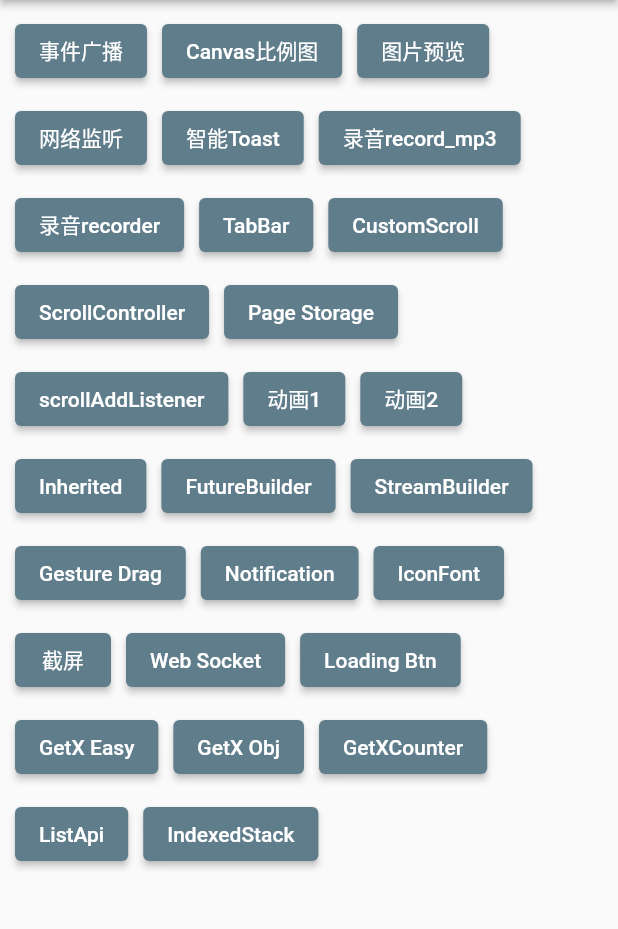
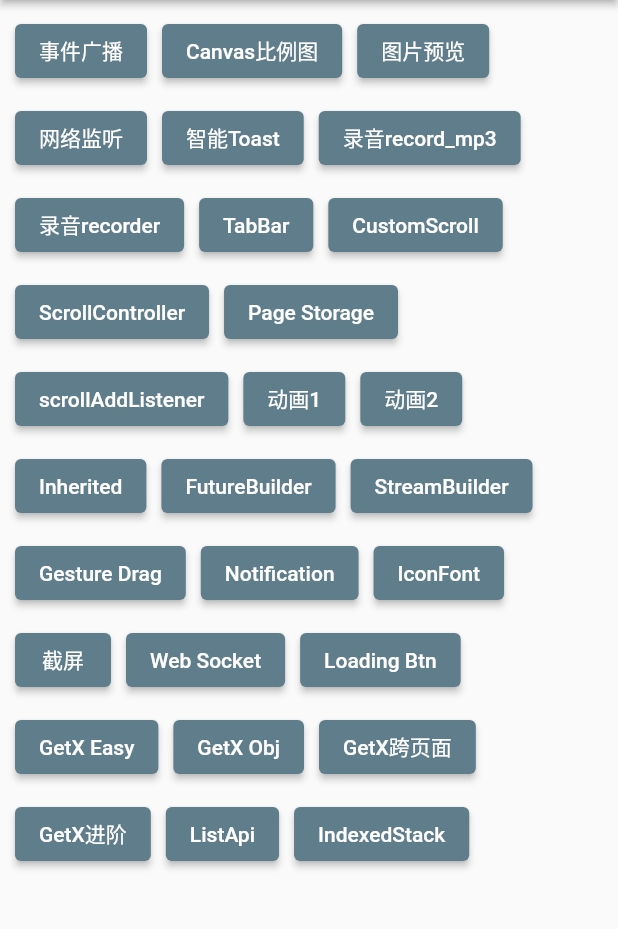
Before and after one commit to NingFQ/flutter_app, a Flutter app: the DemoPage screen opened directly, on a phone screen of 412 x 824 dp, the part 84-1013 px from its top. Run offline on Flutter 3.47's test engine with Material 2 defaults, Android fonts, the phone set to English and light mode, and no system bars; drawn by our look-alikes of flutter_smart_dialog; our stand-ins replace audioplayers, connectivity, convex_bottom_bar, event_bus, extended_image, flutter_screenutil and 3 more; missing offline and left inert: connectivity_for_web.

Commit message:
getX进阶 state logic view

```diff
--- a/lib/page/demo/demo_page.dart
+++ b/lib/page/demo/demo_page.dart
@@ -150,7 +150,11 @@ class _DemoPageState extends State<DemoPage> {
                     ),
                     ElevatedButton(
                       onPressed: () => routePush('pageOnePage'),
-                      child: Text('GetXCounter'),
+                      child: Text('GetX跨页面'),
+                    ),
+                    ElevatedButton(
+                      onPressed: () => routePush('counterProPage'),
+                      child: Text('GetX进阶'),
                     ),
                     ElevatedButton(
                       onPressed: () => routePush('listApi'),
--- a/lib/page/demo/getX/counter_pro/logic.dart
+++ b/lib/page/demo/getX/counter_pro/logic.dart
@@ -5,6 +5,7 @@ import 'state.dart';
 class CounterProLogic extends GetxController {
   final CounterProState state = CounterProState();
 
+  /// 自增方法
   void increase() {
     state.count = ++state.count;
     update();
--- a/lib/page/demo/getX/cross_page/page_one/logic.dart
+++ b/lib/page/demo/getX/cross_page/page_one/logic.dart
@@ -8,7 +8,7 @@ class PageOneLogic extends GetxController {
   }
 
   void increase() {
-    print(count);
+    print('页面一的次数count====$count');
     count = ++count;
     update();
   }
--- a/lib/page/demo/getX/cross_page/page_two/logic.dart
+++ b/lib/page/demo/getX/cross_page/page_two/logic.dart
@@ -8,7 +8,7 @@ class PageTwoLogic extends GetxController {
   void onReady() {
     var map = Get.arguments;
     print(map);
-    msg = map['msg']??'';
+    msg = map['msg'];
     update();
     super.onReady();
   }
--- a/lib/page/demo/getX/cross_page/page_two/view.dart
+++ b/lib/page/demo/getX/cross_page/page_two/view.dart
@@ -10,7 +10,6 @@ class PageTwoPage extends StatelessWidget {
 
   @override
   Widget build(BuildContext context) {
-
     return Scaffold(
       backgroundColor: Colors.white,
       appBar: AppBar(title: Text('跨页面-Two')),
--- a/lib/route/demo_router.dart
+++ b/lib/route/demo_router.dart
@@ -8,6 +8,7 @@ import 'package:flutter_app/page/demo/event_test/event_test.dart';
 import 'package:flutter_app/page/demo/future_builder_test.dart';
 import 'package:flutter_app/page/demo/gesture_drag_test.dart';
 import 'package:flutter_app/page/demo/getX/counter/view.dart';
+import 'package:flutter_app/page/demo/getX/counter_pro/view.dart';
 import 'package:flutter_app/page/demo/getX/cross_page/page_one/view.dart';
 import 'package:flutter_app/page/demo/getX/cross_page/page_two/view.dart';
 import 'package:flutter_app/page/demo/getX/getx_obj/view.dart';
@@ -68,6 +69,7 @@ Map<String,WidgetBuilder> demoRoutes = {
   'getXObjPage': (context,{arguments}) => new GetXObjPage(),// getX修改obj类型的数据
   'pageOnePage': (context,{arguments}) => new PageOnePage(),
   'pageTwoPage': (context,{arguments}) => new PageTwoPage(),
+  'counterProPage': (context,{arguments}) => new CounterProPage(),// getX 进阶
   // 数组方法
   'listApi': (context,{arguments}) => new ListApi(),// 数组方法
 };
```
Also changed, not shown: lib/page/demo/getX/counter_pro/view.dart (+17 -1 lines).
